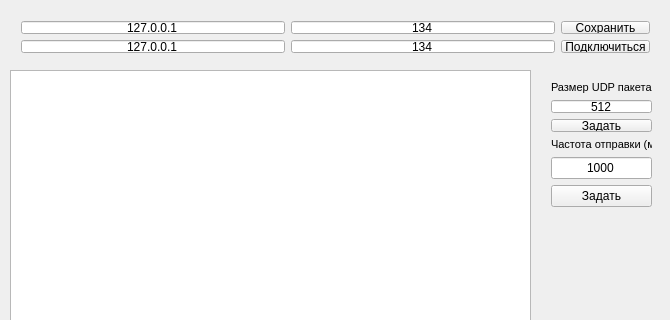
Above: mainwindow.ui from nika-gromova/qt-chat before the change; both pictures show x 0 to 670 and y 0 to 320 of the 670 by 579 pixel window. Below: the same form after it.
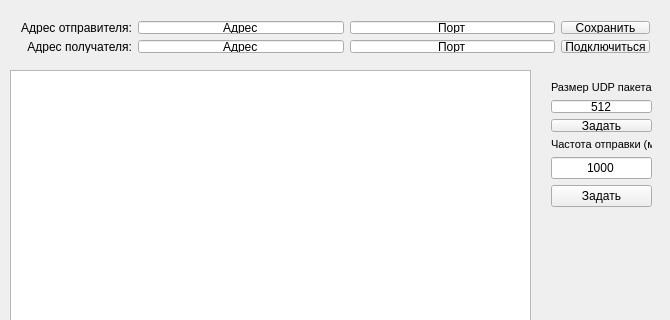
That is the form after the change.

Commit message: helping labels added to gui

Patch:
```diff
--- a/mainwindow.ui
+++ b/mainwindow.ui
@@ -76,12 +76,36 @@
      </rect>
     </property>
     <layout class="QHBoxLayout" name="horizontalLayout">
+     <item>
+      <layout class="QVBoxLayout" name="verticalLayout_5">
+       <item>
+        <widget class="QLabel" name="label_3">
+         <property name="text">
+          <string>Адрес отправителя:</string>
+         </property>
+         <property name="alignment">
+          <set>Qt::AlignRight|Qt::AlignTrailing|Qt::AlignVCenter</set>
+         </property>
+        </widget>
+       </item>
+       <item>
+        <widget class="QLabel" name="label_4">
+         <property name="text">
+          <string>Адрес получателя:</string>
+         </property>
+         <property name="alignment">
+          <set>Qt::AlignRight|Qt::AlignTrailing|Qt::AlignVCenter</set>
+         </property>
+        </widget>
+       </item>
+      </layout>
+     </item>
      <item>
       <layout class="QVBoxLayout" name="verticalLayout">
        <item>
         <widget class="QLineEdit" name="ip_address_sender">
          <property name="text">
-          <string>127.0.0.1</string>
+          <string>Адрес</string>
          </property>
          <property name="alignment">
           <set>Qt::AlignCenter</set>
@@ -91,7 +115,7 @@
        <item>
         <widget class="QLineEdit" name="ip_address_receiver">
          <property name="text">
-          <string>127.0.0.1</string>
+          <string>Адрес</string>
          </property>
          <property name="alignment">
           <set>Qt::AlignCenter</set>
@@ -105,7 +129,7 @@
        <item>
         <widget class="QLineEdit" name="port_sender">
          <property name="text">
-          <string>134</string>
+          <string>Порт</string>
          </property>
          <property name="alignment">
           <set>Qt::AlignCenter</set>
@@ -115,7 +139,7 @@
        <item>
         <widget class="QLineEdit" name="port_receiver">
          <property name="text">
-          <string>134</string>
+          <string>Порт</string>
          </property>
          <property name="alignment">
           <set>Qt::AlignCenter</set>
```
